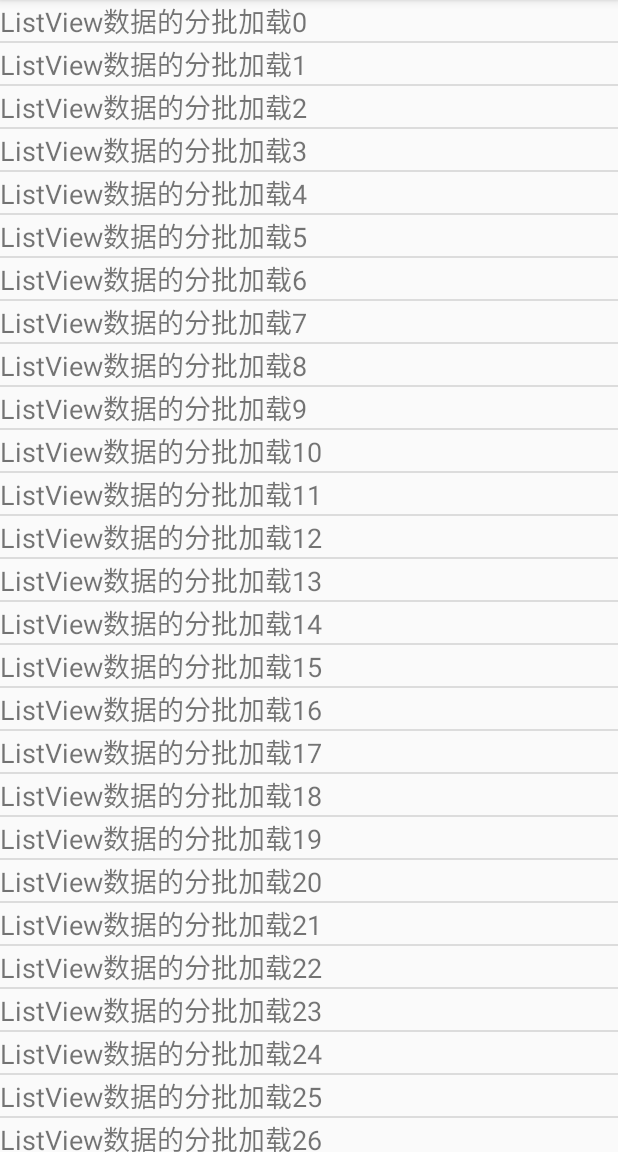
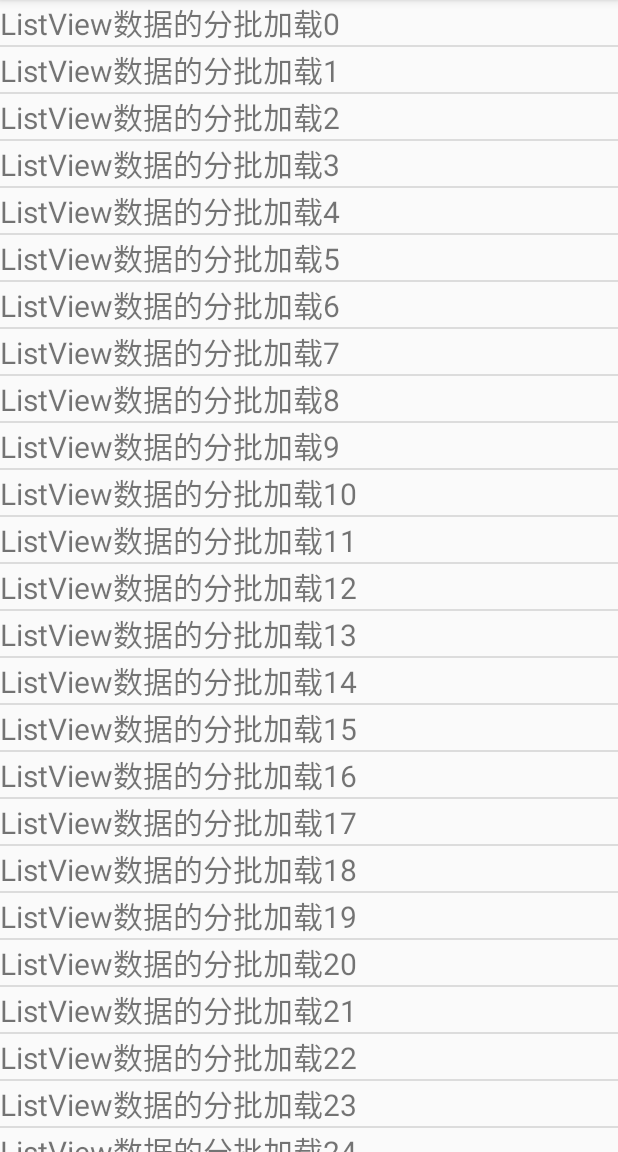
Before and after one commit to kentanvictor/DataPage, an Android app: the screen it shows after launch (MainActivity), on a phone screen of 412 x 824 dp, the part 84-1236 px from its top. Run offline under Robolectric (Android 15) with nearby library versions, the phone set to English and light mode, and no system bars.

Commit message:
ListView數據的分批加載

```diff
--- a/app/src/main/java/com/example/dell/datapage/MainActivity.java
+++ b/app/src/main/java/com/example/dell/datapage/MainActivity.java
@@ -32,7 +32,7 @@ public class MainActivity extends AppCompatActivity {
 
         footer = getLayoutInflater().inflate(R.layout.footer, null);
         listView = (ListView) findViewById(R.id.list);
-        listView.setOnScrollChangeListener(new ScrollListener());
+        listView.setOnScrollListener(new ScrollListener());
         data.addAll(DataService.getData(0, 40));
         adapter = new ArrayAdapter<String>(this, R.layout.listview_item, R.id.textView, data);
         listView.addFooterView(footer);//添加页脚
@@ -41,10 +41,11 @@ public class MainActivity extends AppCompatActivity {
     }
 
     @TargetApi(Build.VERSION_CODES.M)
-    private final class ScrollListener implements View.OnScrollChangeListener {
+    private final class ScrollListener implements AbsListView.OnScrollListener {
 
         @Override
-        public void onScrollChange(View v, int scrollX, int scrollY, int oldScrollX, int oldScrollY) {
+        public void onScrollStateChanged(AbsListView view, int scrollState) {
+            Log.i("MainActivity", "onScrollStateChanged:(scrollState=" + scrollState + ")");
         }
 
         public void onScroll(AbsListView view, int firstVisibleItem, int visibleItemCount, final int totalItemCount) {
--- a/app/src/main/res/layout/listview_item.xml
+++ b/app/src/main/res/layout/listview_item.xml
@@ -9,5 +9,5 @@
         android:layout_width="match_parent"
         android:layout_height="match_parent"
         android:text="View"
-        android:textSize="18sp" />
+        android:textSize="20sp" />
 </LinearLayout>
```
